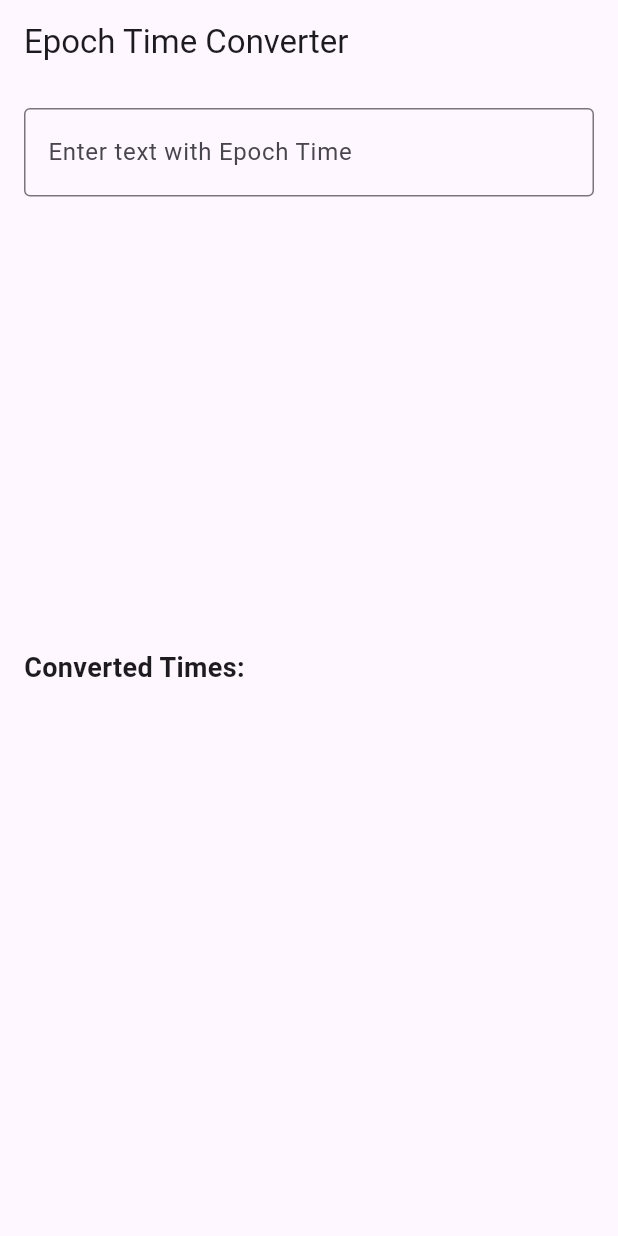
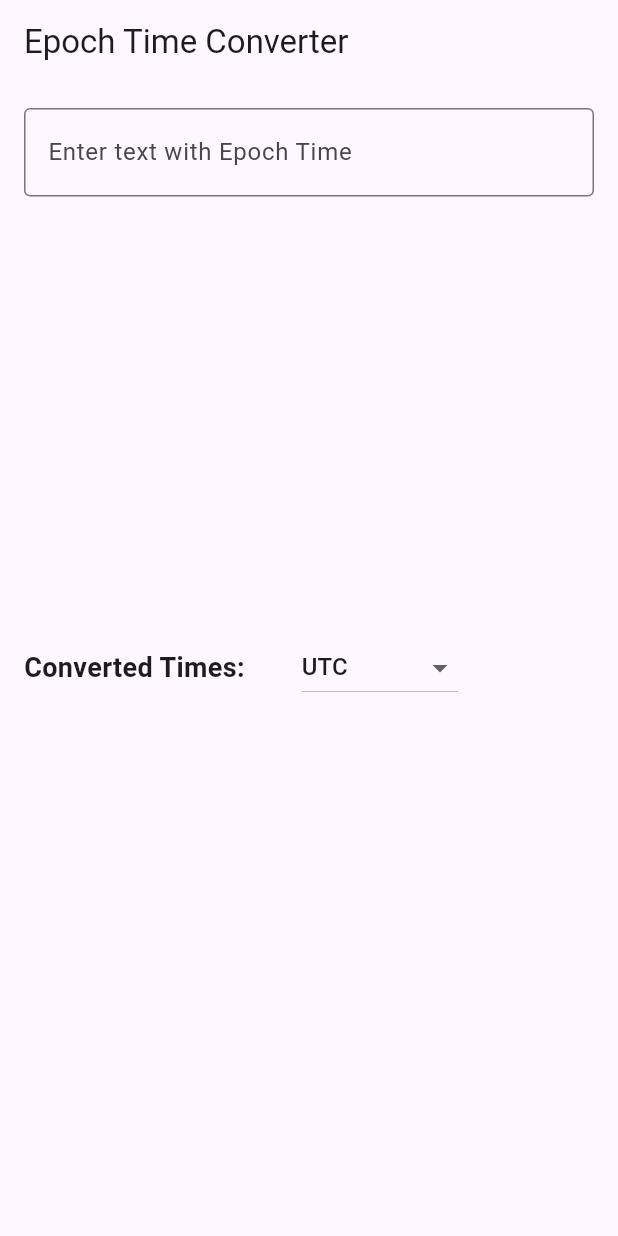
Before and after one commit to meansoup/epoch, a Flutter app: the screen it shows after launch, on a phone screen of 412 x 824 dp. Run offline on Flutter 3.47's test engine with Material 3 defaults, Android fonts, the phone set to English and light mode, and no system bars; missing offline and left inert: highlight_text.

Commit message:
feat: UTC와 local time을 선택할 수 있도록 변경

```diff
--- a/lib/main.dart
+++ b/lib/main.dart
@@ -78,6 +78,7 @@ class _EpochTimeConverterPageState extends State<EpochTimeConverterPage> {
   late GradientTextEditingController _inputController;
   List<MapEntry<String, String>> _convertedTimes = [];
   Map<String, HighlightedWord> _highlights = {};
+  String _selectedTimeFormat = 'UTC'; // 추가: 선택된 시간대 형식
 
   @override
   void initState() {
@@ -103,14 +104,22 @@ class _EpochTimeConverterPageState extends State<EpochTimeConverterPage> {
             DateTime date;
             if (epochString.length == 10) {
               // Handle second epoch time (10 digits)
-              date = DateTime.fromMillisecondsSinceEpoch(epoch * 1000);
+              date = DateTime.fromMillisecondsSinceEpoch(epoch * 1000, isUtc: true);
             } else if (epochString.length == 13) {
               // Handle millisecond epoch time (13 digits)
-              date = DateTime.fromMillisecondsSinceEpoch(epoch);
+              date = DateTime.fromMillisecondsSinceEpoch(epoch, isUtc: true);
             } else {
               continue;
             }
-            final formattedDate = DateFormat('yyyy-MM-dd HH:mm:ss').format(date);
+
+            String formattedDate;
+            if (_selectedTimeFormat == 'UTC') {
+              formattedDate = DateFormat('yyyy-MM-dd HH:mm:ss').format(date.toUtc());
+            } else {
+              final localDate = date.toLocal();
+              formattedDate = DateFormat('yyyy-MM-dd HH:mm:ss').format(localDate);
+            }
+
             _convertedTimes.add(MapEntry(epochString, formattedDate));
             _highlights[epochString] = HighlightedWord(
               onTap: () {},
@@ -141,6 +150,13 @@ class _EpochTimeConverterPageState extends State<EpochTimeConverterPage> {
     super.dispose();
   }
 
+  void _onTimeFormatChanged(String? newValue) {
+    setState(() {
+      _selectedTimeFormat = newValue!;
+      _highlightAndConvert();
+    });
+  }
+
   @override
   Widget build(BuildContext context) {
     return Scaffold(
@@ -169,9 +185,23 @@ class _EpochTimeConverterPageState extends State<EpochTimeConverterPage> {
               ),
             ),
             SizedBox(height: 20),
-            Text(
-              'Converted Times:',
-              style: TextStyle(fontSize: 18, fontWeight: FontWeight.bold),
+            Row(
+              children: [
+                Text(
+                  'Converted Times:        ',
+                  style: TextStyle(fontSize: 18, fontWeight: FontWeight.bold),
+                ),
+                DropdownButton<String>(
+                  value: _selectedTimeFormat,
+                  items: <String>['UTC', 'Local Time'].map((String value) {
+                    return DropdownMenuItem<String>(
+                      value: value,
+                      child: Text(value),
+                    );
+                  }).toList(),
+                  onChanged: _onTimeFormatChanged,
+                ),
+              ],
             ),
             SizedBox(height: 10),
             Expanded(
```
